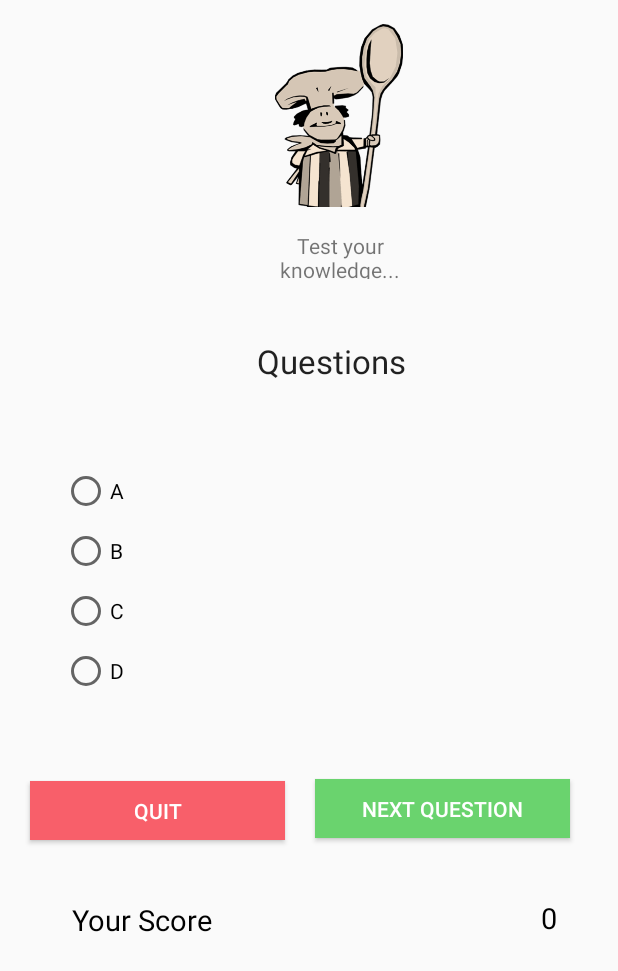
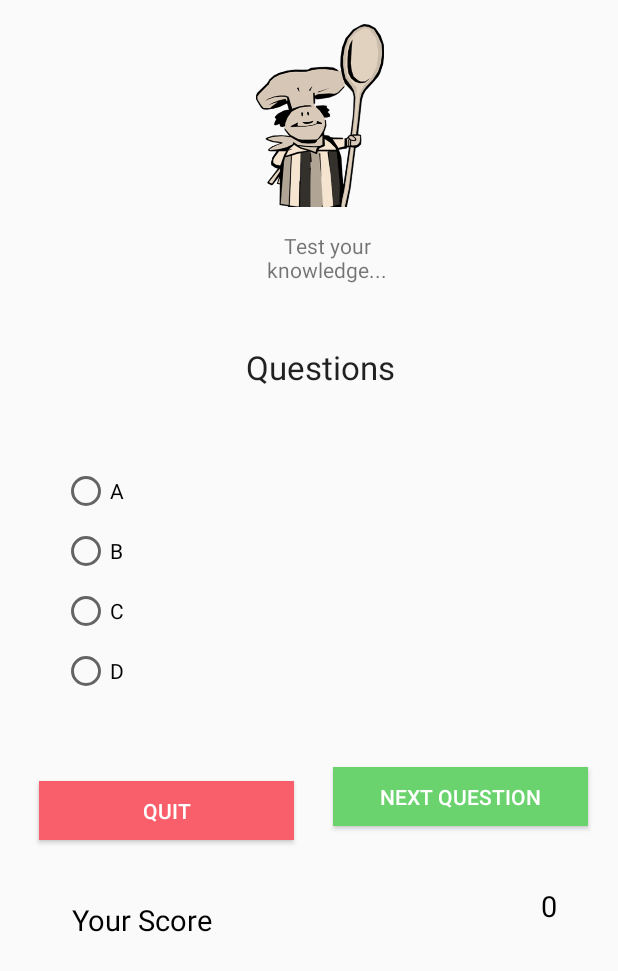
Before and after one commit to prydl/AmateurCooking, an Android app: the quiz1 screen opened directly, with no data from a screen before it, on a phone screen of 412 x 824 dp. Shown: the top 971 px of the screen. Run offline under Robolectric (Android 15) with nearby library versions, the phone set to English and light mode, and no system bars; Roboto replaces fonts that are not available here.

Commit message:
Fixing Quiz UI.

```diff
--- a/app/src/main/res/layout/activity_quiz1.xml
+++ b/app/src/main/res/layout/activity_quiz1.xml
@@ -68,9 +68,9 @@
         android:id="@+id/button3"
         android:layout_width="170dp"
         android:layout_height="39dp"
-        android:layout_marginTop="264dp"
-        android:layout_marginEnd="16dp"
-        android:layout_marginRight="16dp"
+        android:layout_marginTop="252dp"
+        android:layout_marginEnd="4dp"
+        android:layout_marginRight="4dp"
         android:background="#6AD36E"
         android:text="Next Question"
         android:textColor="#ffffff"
@@ -99,13 +99,13 @@
         android:layout_height="wrap_content"
         android:layout_marginStart="155dp"
         android:layout_marginLeft="155dp"
-        android:layout_marginTop="40dp"
+        android:layout_marginTop="32dp"
         android:layout_marginEnd="140dp"
         android:layout_marginRight="140dp"
         android:text="Questions"
         android:textAppearance="?android:attr/textAppearanceLarge"
         app:layout_constraintEnd_toEndOf="parent"
-        app:layout_constraintHorizontal_bias="0.0"
+        app:layout_constraintHorizontal_bias="0.52"
         app:layout_constraintStart_toStartOf="parent"
         app:layout_constraintTop_toBottomOf="@+id/quizintro" />
 
@@ -143,10 +143,10 @@
         android:id="@+id/imageView3"
         android:layout_width="132dp"
         android:layout_height="122dp"
-        android:layout_marginStart="144dp"
-        android:layout_marginLeft="144dp"
-        android:layout_marginEnd="119dp"
-        android:layout_marginRight="119dp"
+        android:layout_marginStart="131dp"
+        android:layout_marginLeft="131dp"
+        android:layout_marginEnd="131dp"
+        android:layout_marginRight="131dp"
         app:layout_constraintEnd_toEndOf="parent"
         app:layout_constraintHorizontal_bias="0.0"
         app:layout_constraintStart_toStartOf="parent"
@@ -155,17 +155,16 @@
 
     <TextView
         android:id="@+id/quizintro"
-        android:layout_width="95dp"
-        android:layout_height="32dp"
+        android:layout_width="107dp"
+        android:layout_height="52dp"
         android:layout_marginStart="172dp"
         android:layout_marginLeft="172dp"
-        android:layout_marginTop="16dp"
+        android:layout_marginTop="8dp"
         android:layout_marginEnd="148dp"
         android:layout_marginRight="148dp"
         android:gravity="center"
         android:text="Test your knowledge..."
         app:layout_constraintEnd_toEndOf="parent"
-        app:layout_constraintHorizontal_bias="0.25"
         app:layout_constraintStart_toStartOf="parent"
         app:layout_constraintTop_toBottomOf="@+id/imageView3" />
 
```
